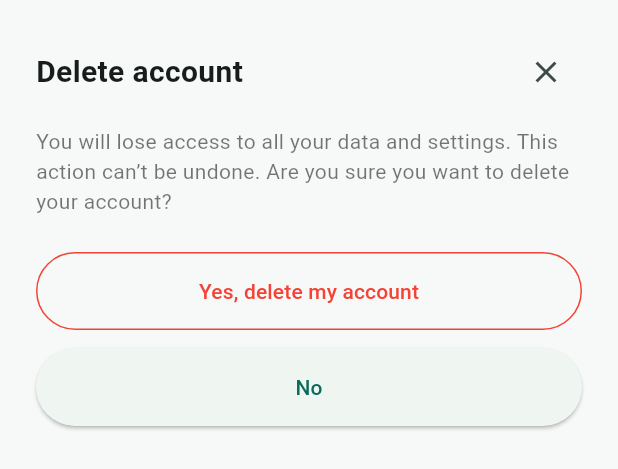
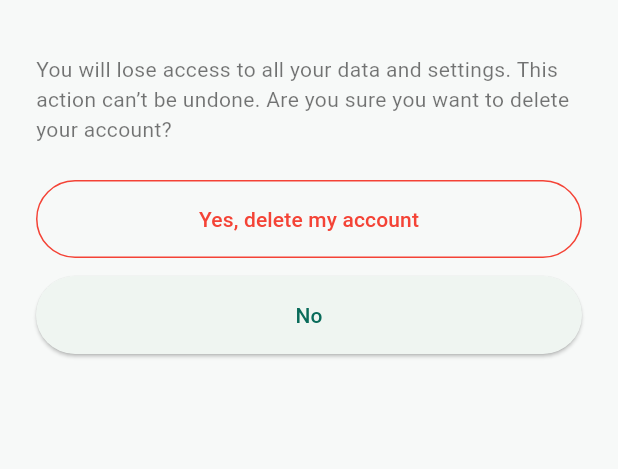
Before and after one commit to bajwahaeysha-jpg/WasteNot, a Flutter app: the DeleteAccountSheet widget shown alone on an empty page, opened directly, on a phone screen of 412 x 824 dp. Shown: the top 469 px of the screen. Run offline on Flutter 3.47's test engine with Material 3 defaults, Android fonts, the phone set to English and light mode, and no system bars; our stand-ins replace cloud_firestore, cloud_functions, file_picker, firebase_auth, firebase_core, firebase_messaging and 8 more; missing offline and left inert: flutter_polyline_points; accounts and stored records are empty.

Commit message:
updated logout flow and UI

```diff
--- a/lib/features/admin/donors/donor_profile_screen.dart
+++ b/lib/features/admin/donors/donor_profile_screen.dart
@@ -282,16 +282,7 @@ class DonorProfileScreen extends StatelessWidget {
                     Opacity(
                       opacity: donor.isDeleted ? 0.45 : 1,
                       child: ListTile(
-                        leading: Icon(
-                          Icons.delete_forever,
-                          color: donor.isDeleted ? Colors.grey : Colors.red,
-                        ),
-                        title: Text(
-                          "Delete Account",
-                          style: TextStyle(
-                            color: donor.isDeleted ? Colors.grey : Colors.red,
-                          ),
-                        ),
+
                         onTap: donor.isDeleted
                             ? null
                             : () => _confirmDeleteDonor(
--- a/lib/features/admin/more/settings/accounts/delete_account_sheet.dart
+++ b/lib/features/admin/more/settings/accounts/delete_account_sheet.dart
@@ -11,15 +11,7 @@ class DeleteAccountSheet extends StatelessWidget {
 
         Row(
           children: [
-            const Text(
-              "Delete account",
-              style: TextStyle(fontSize: 20, fontWeight: FontWeight.bold),
-            ),
-            const Spacer(),
-            IconButton(
-              onPressed: () => Navigator.pop(context),
-              icon: const Icon(Icons.close),
-            ),
+
           ],
         ),
 
--- a/lib/features/admin/ngos/ngo_profile_screen.dart
+++ b/lib/features/admin/ngos/ngo_profile_screen.dart
@@ -234,16 +234,8 @@ class NGOProfileScreen extends StatelessWidget {
                     Opacity(
                       opacity: ngo.isDeleted ? 0.45 : 1,
                       child: ListTile(
-                        leading: Icon(
-                          Icons.delete_forever,
-                          color: ngo.isDeleted ? Colors.grey : Colors.red,
-                        ),
-                        title: Text(
-                          "Delete Account",
-                          style: TextStyle(
-                            color: ngo.isDeleted ? Colors.grey : Colors.red,
-                          ),
-                        ),
+
+
                         onTap: ngo.isDeleted
                             ? null
                             : () => _confirmDeleteNgo(context, service, ngo),
--- a/lib/features/ngo/presentation/screens/home/setting/account/personal_information_screen.dart
+++ b/lib/features/ngo/presentation/screens/home/setting/account/personal_information_screen.dart
@@ -1,5 +1,4 @@
 import 'dart:io';
-
 import 'package:flutter/material.dart';
 import 'package:image_picker/image_picker.dart';
 import 'package:wastenot/models/app_location.dart';
```
